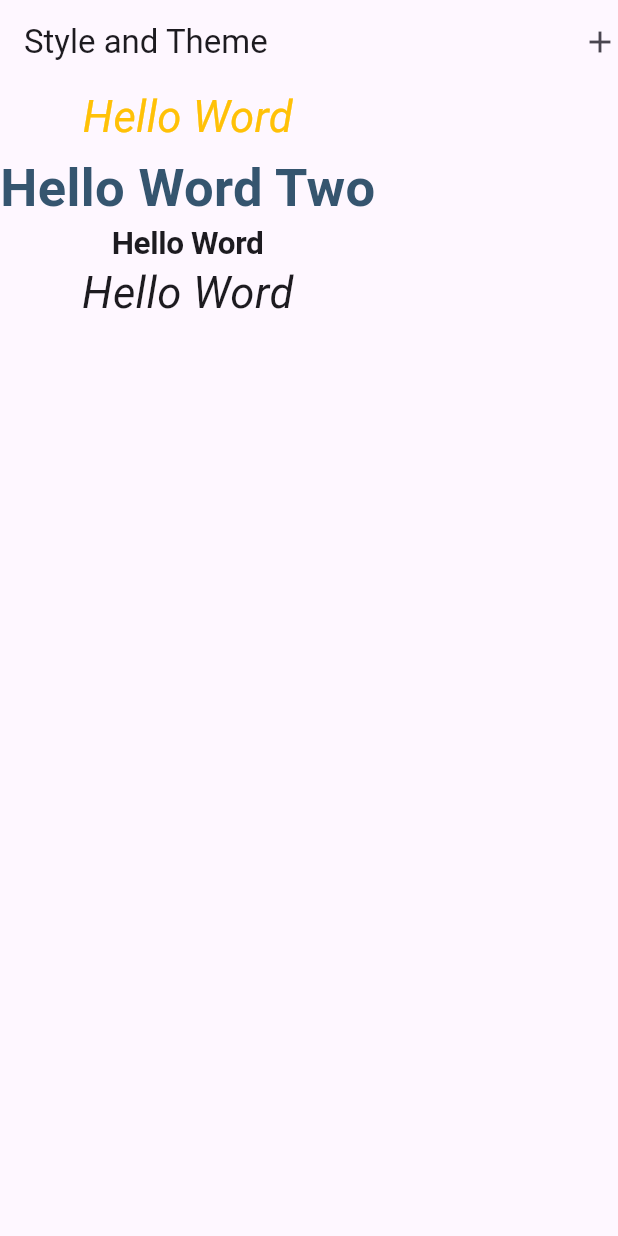
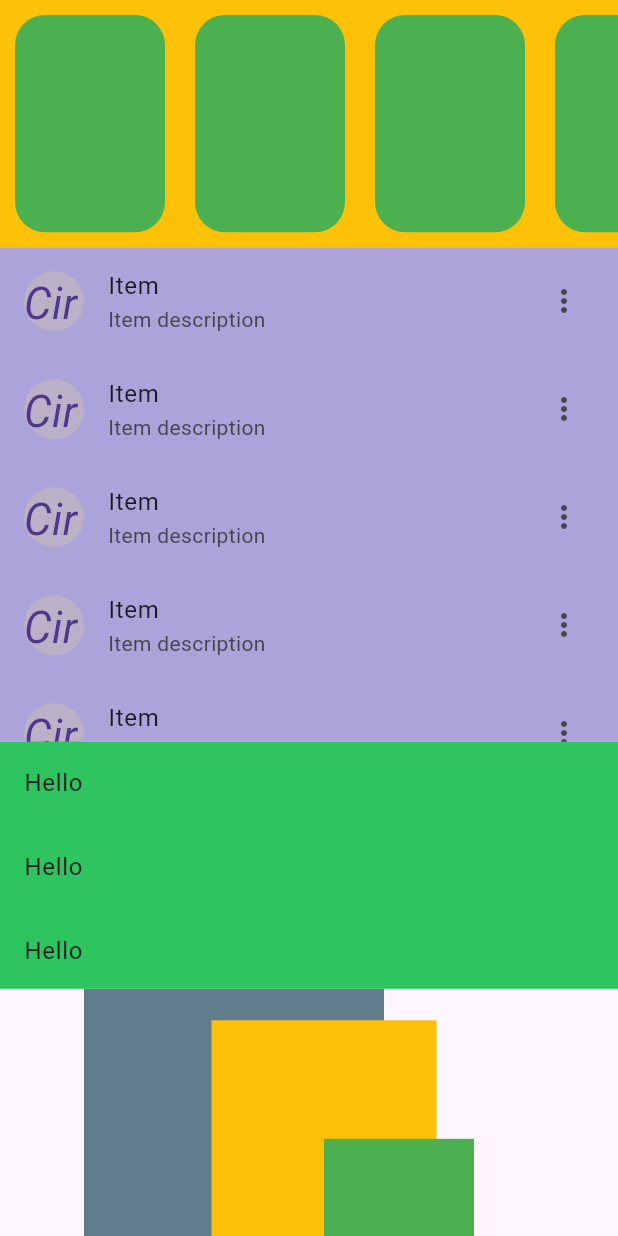
Before and after one commit to BhautikPatel7/StateManagment_flutter, a Flutter app: the screen it shows after launch, on a phone screen of 412 x 824 dp. Run offline on Flutter 3.47's test engine with Material 3 defaults, Android fonts, the light colour scheme and no system bars; our stand-ins replace sleek_circular_slider.

Commit message:
Use Of Stack Widget

```diff
--- /dev/null
+++ b/lib/CustomWidget.dart
@@ -0,0 +1,131 @@
+import 'package:flutter/cupertino.dart';
+import 'package:flutter/material.dart';
+import 'package:flutter/widgets.dart';
+
+class CustomWidget extends StatelessWidget {
+  @override
+  Widget build(BuildContext context) {
+    return Scaffold(
+      body: Column(
+        children: [
+          Customwidgetone(),
+          CustomwidgetTwo(),
+          CustomwidgetThree(),
+          UseofStack()
+        ],
+      ),
+    );
+  }
+}
+
+class Customwidgetone extends StatelessWidget {
+  @override
+  Widget build(BuildContext context) {
+    return  Expanded(
+            flex: 1,
+            child: Container(
+              color: Colors.amber,
+              child: ListView.builder(
+                itemBuilder: (context, index) {
+                  return Container(
+                    height: 100,
+                    width: 100,
+                    margin: EdgeInsets.all(10),
+                    decoration: BoxDecoration(
+                        borderRadius: BorderRadius.circular(20),
+                        color: Colors.green),
+                  );
+                },
+                scrollDirection: Axis.horizontal,
+              ),
+            ),
+          );
+  }
+
+}
+class CustomwidgetTwo extends StatelessWidget {
+  @override
+  Widget build(BuildContext context) {
+return    Expanded(
+            flex: 2,
+            child: Container(
+              color: Color.fromARGB(255, 172, 163, 218),
+              child: ListView.builder(
+                itemCount:50,
+                itemBuilder: (context, index) {
+                  return ListTile(
+                    leading: CircleAvatar(
+                      backgroundColor: Color.fromARGB(255, 186, 177, 200),
+                      child: Text("Circle"),
+                    ),
+                    title: Text('Item'),
+                    subtitle: Text('Item description'),
+                    trailing: Icon(Icons.more_vert),
+                  );
+                },
+              ),
+            ),
+          );
+
+  }
+
+}
+class CustomwidgetThree extends StatelessWidget {
+  @override
+  Widget build(BuildContext context) {
+    return  Expanded(
+            flex: 1,
+            child: Container(
+              color: Color.fromARGB(255, 46, 197, 96),
+              child: ListView.builder(
+                itemCount: 10,
+                itemBuilder: (BuildContext context, int index) {
+                  return ListTile(
+                    title: Text('Hello'),
+                  );
+                },
+              ),
+            ),
+          );
+  }
+
+}
+
+class UseofStack extends StatelessWidget {
+  @override
+  Widget build(BuildContext context) {
+   return Expanded(
+     child: Container(
+      width: 300,
+      height: 300,
+       child: Stack(
+         children:[
+          Container(
+           height: 200,
+           width: 200,
+           color: Colors.blueGrey,
+         ),
+         Positioned(
+          left: 85,
+          top: 21,
+           child: Container(
+            height: 150,
+            width: 150,
+            color: Colors.amber,
+           ),
+         ),
+          Positioned(
+          left: 160,
+          top: 100,
+           child: Container(
+            height: 100,
+            width: 100,
+            color: Colors.green,
+           ),
+         )
+         ]
+       ),
+     ),
+   );
+  }
+}
--- a/lib/main.dart
+++ b/lib/main.dart
@@ -1,5 +1,6 @@
 import 'package:flutter/material.dart';
 import 'package:sleek_circular_slider/sleek_circular_slider.dart';
+import 'package:widget_pratice/CustomWidget.dart';
 import 'package:widget_pratice/Textfield.dart';
 import 'package:widget_pratice/grid.dart';
 import 'package:widget_pratice/managestate.dart';
@@ -38,7 +39,8 @@ Widget build(BuildContext context) {
   // home: TextfieldsGetting (),
   // home: CounterStatefulclass(),
   // home: GridExample(),
-  home: StyleandTheme(),
+  //home: StyleandTheme(),
+  home: CustomWidget(),
 
   );
   // home: MyApphy(),
```
